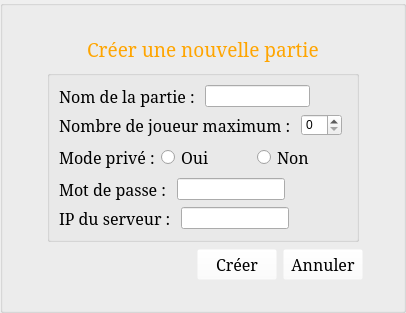
paboccard/Projet_Prog_Jeu, file StreetCar/StreetCar/CreateNetworkGame.ui: the form before one commit.
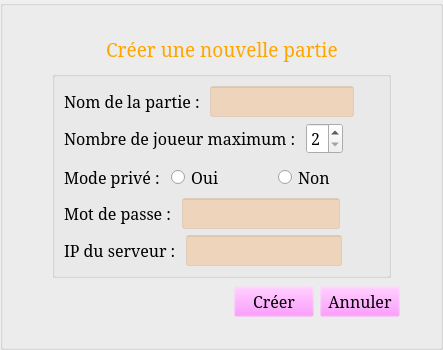
The form after the commit. Icons and pictures are not drawn.

The edit to the form file:
```diff
--- a/StreetCar/StreetCar/CreateNetworkGame.ui
+++ b/StreetCar/StreetCar/CreateNetworkGame.ui
@@ -6,8 +6,8 @@
    <rect>
     <x>0</x>
     <y>0</y>
-    <width>406</width>
-    <height>313</height>
+    <width>443</width>
+    <height>350</height>
    </rect>
   </property>
   <property name="windowTitle">
@@ -38,7 +38,20 @@
 }
 
 QPushButton {
-	background-color: rgba(255, 255, 255, 0);
+	background-color: rgba(255, 128, 255, 0);
+}
+
+QPushButton::hover{
+	background-color: rgba(255, 0, 0, 100);
+	font-weight: bold;
+}
+
+QLineEdit {
+	background-color: rgba(255,128, 0, 50);
+}
+
+QRadioButton::hover{
+		background-color: rgba(255,128, 0, 100);
 }</string>
      </property>
      <property name="title">
@@ -162,7 +175,14 @@
               </widget>
              </item>
              <item>
-              <widget class="QLineEdit" name="lineEditName"/>
+              <widget class="QLineEdit" name="lineEditName">
+               <property name="font">
+                <font>
+                 <family>Serif</family>
+                 <pointsize>12</pointsize>
+                </font>
+               </property>
+              </widget>
              </item>
              <item>
               <spacer name="horizontalSpacer_5">
@@ -195,7 +215,20 @@
               </widget>
              </item>
              <item>
-              <widget class="QSpinBox" name="spinBoxNbMax"/>
+              <widget class="QSpinBox" name="spinBoxNbMax">
+               <property name="font">
+                <font>
+                 <family>Serif</family>
+                 <pointsize>12</pointsize>
+                </font>
+               </property>
+               <property name="minimum">
+                <number>2</number>
+               </property>
+               <property name="maximum">
+                <number>5</number>
+               </property>
+              </widget>
              </item>
              <item>
               <spacer name="horizontalSpacer_4">
@@ -284,7 +317,14 @@
               </widget>
              </item>
              <item>
-              <widget class="QLineEdit" name="lineEdit_2"/>
+              <widget class="QLineEdit" name="lineEdit_2">
+               <property name="font">
+                <font>
+                 <family>Serif</family>
+                 <pointsize>12</pointsize>
+                </font>
+               </property>
+              </widget>
              </item>
              <item>
               <spacer name="horizontalSpacer_8">
@@ -317,7 +357,14 @@
               </widget>
              </item>
              <item>
-              <widget class="QLineEdit" name="lineEdit_3"/>
+              <widget class="QLineEdit" name="lineEdit_3">
+               <property name="font">
+                <font>
+                 <family>Serif</family>
+                 <pointsize>12</pointsize>
+                </font>
+               </property>
+              </widget>
              </item>
              <item>
               <spacer name="horizontalSpacer_9">
```
Left out of the diff: 11 changed lines with no effect on the pictures.
